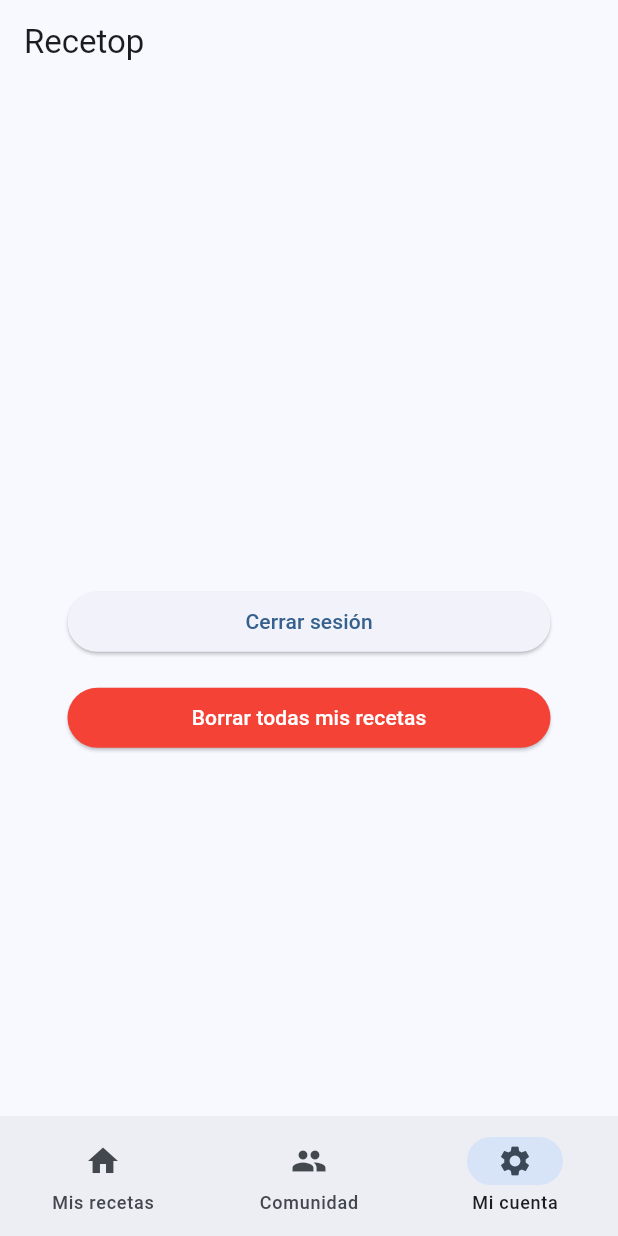
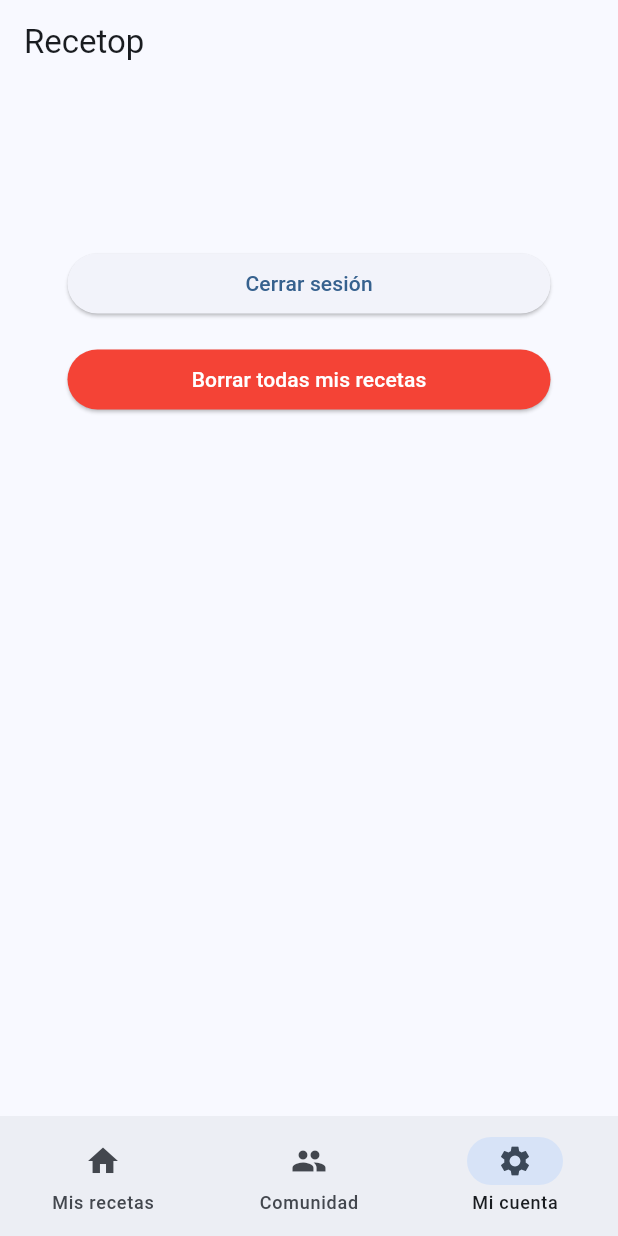
Before and after one commit to androrho/recetapp, a Flutter app: the screen it shows once a user with an empty profile is signed in, item 3 of the bottom bar chosen, on a phone screen of 412 x 824 dp. Run offline on Flutter 3.47's test engine with Material 3 defaults, Android fonts, the phone set to English and light mode, and no system bars; drawn by our look-alikes of dynamic_color; our stand-ins replace cloud_firestore, firebase_auth, firebase_core, fluttertoast, google_sign_in; accounts and stored records are empty.

Commit message:
Fixed landscape in my_account_screen.dart

```diff
--- a/lib/screens/bottom_screens/my_account_screen.dart
+++ b/lib/screens/bottom_screens/my_account_screen.dart
@@ -98,15 +98,18 @@ class MyAccountScreen extends StatelessWidget {
     final email = user?.email ?? '';
 
     return Scaffold(
-      body: Center(
+      body: SafeArea(
+        child: SingleChildScrollView(
+          padding: EdgeInsets.symmetric(
+            horizontal: horizontalPadding,
+            vertical: 16,
+          ),
+          child: Center(
             child: ConstrainedBox(
               constraints: const BoxConstraints(maxWidth: 450),
-          child: Padding(
-            padding: EdgeInsets.symmetric(horizontal: horizontalPadding),
               child: Column(
-              mainAxisAlignment: MainAxisAlignment.center,
+                crossAxisAlignment: CrossAxisAlignment.stretch,
                 children: [
-                // Foto de perfil
                   if (photoUrl != null) ...[
                     CircleAvatar(
                       radius: 48,
@@ -114,26 +117,28 @@ class MyAccountScreen extends StatelessWidget {
                     ),
                     const SizedBox(height: 16),
                   ],
-                Text(name, style: Theme.of(context).textTheme.headlineSmall),
+                  Text(
+                    name,
+                    textAlign: TextAlign.center,
+                    style: Theme.of(context).textTheme.headlineSmall,
+                  ),
                   const SizedBox(height: 8),
-                Text(email, style: Theme.of(context).textTheme.bodyMedium),
+                  Text(
+                    email,
+                    textAlign: TextAlign.center,
+                    style: Theme.of(context).textTheme.bodyMedium,
+                  ),
                   const SizedBox(height: 32),
 
                   // Cerrar sesión
-                SizedBox(
-                  width: double.infinity,
-                  child: ElevatedButton(
+                  ElevatedButton(
                     onPressed: () => _confirmSignOut(context),
                     child: const Text('Cerrar sesión'),
                   ),
-                ),
-
                   const SizedBox(height: 16),
 
                   // Borrar recetas
-                SizedBox(
-                  width: double.infinity,
-                  child: ElevatedButton(
+                  ElevatedButton(
                     style: ElevatedButton.styleFrom(
                       backgroundColor: Colors.red,
                       foregroundColor: Colors.white,
@@ -141,12 +146,12 @@ class MyAccountScreen extends StatelessWidget {
                     onPressed: () => _confirmDeleteAllRecipes(context),
                     child: const Text('Borrar todas mis recetas'),
                   ),
-                ),
                 ],
               ),
             ),
           ),
-      )
+        ),
+      ),
     );
   }
 }
```
Lines whose indentation alone changed are shown as unchanged.
